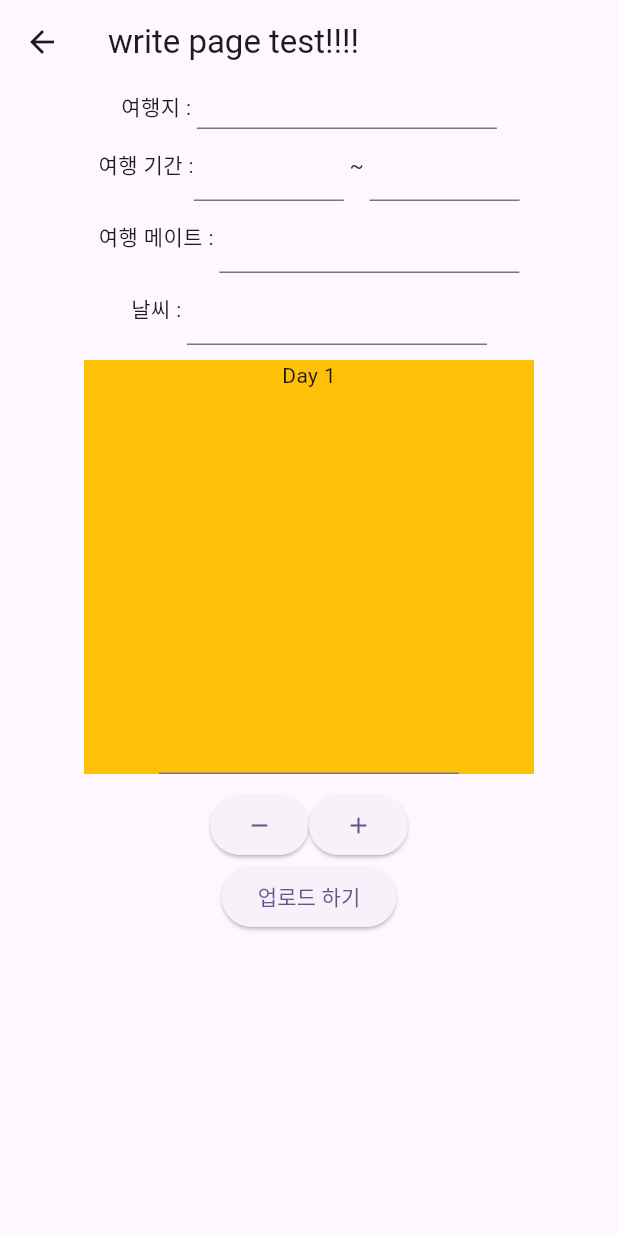
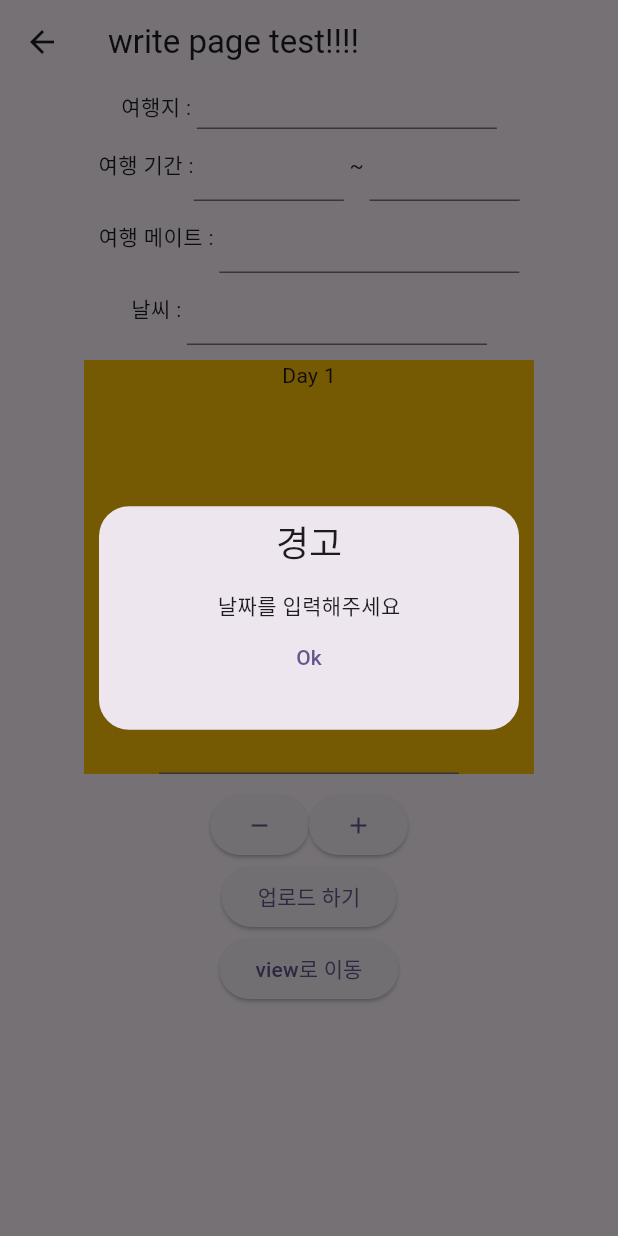
Before and after one commit to likewoody/Tree, a Flutter app: the Write screen opened directly, after a tap on "업로드 하기", on a phone screen of 412 x 824 dp. Run offline on Flutter 3.47's test engine with Material 3 defaults, Android fonts, the light colour scheme and no system bars; our stand-ins replace get, get_storage, sqflite; accounts and stored records are empty.

Commit message:
vm 분리 및 write 수정

```diff
--- a/tree/lib/home.dart
+++ b/tree/lib/home.dart
@@ -9,7 +9,6 @@ class Home extends StatelessWidget {
 
   @override
   Widget build(BuildContext context) {
-    // createDB();
     return Scaffold(
       appBar: AppBar(
         title: const Text("임의 Home 화면"),
@@ -29,8 +28,4 @@ class Home extends StatelessWidget {
       ),
     );
   }
-
-  // createDB() {
-  //   DatabaseHandler().createWriteTable();
-  // }
 }
--- a/tree/lib/view/write/write.dart
+++ b/tree/lib/view/write/write.dart
@@ -1,8 +1,9 @@
 import 'package:flutter/cupertino.dart';
 import 'package:flutter/material.dart';
 import 'package:get/get.dart';
-import 'package:td_app/model/write/writeModel.dart';
+import 'package:td_app/view/write/write_view.dart';
 import 'package:td_app/vm/database_handler.dart';
+import 'package:td_app/vm/wrire/write_vm.dart';
 
 class Write extends StatefulWidget {
   const Write({super.key});
@@ -12,17 +13,28 @@ class Write extends StatefulWidget {
 }
 
 class _WriteState extends State<Write> {
+  // textfield Controller
   late TextEditingController travelPlaceController;
   late TextEditingController day1Controller;
   late TextEditingController day2Controller;
   late TextEditingController travelMateController;
   late TextEditingController weatherController;
   late TextEditingController writeController;
+
+  // n일치의 기록을 저장할 리스트
   late List<String> writeList;
+
+  // 여행 첫째날과 마지막날
   late DateTime day1Select;
   late DateTime day2Select;
+
+  // 여행 총 일수
   late int travelDay;
+
+  // 기록 창에 띄워줄 숫자
   late int dayCnt;
+
+  // 날짜 선택 유무
   late bool dayisSelect;
 
   @override
@@ -264,33 +276,41 @@ class _WriteState extends State<Write> {
               ),
               ElevatedButton(
                 onPressed: () {
-                  // if (dayisSelect == true) {
-                  //   saveCurrentDayText();
-                  //   Get.back();
-                  // } else {
-                  //   Get.defaultDialog(
-                  //       title: "경고",
-                  //       content: Center(
-                  //         child: Column(
-                  //           children: [
-                  //             Text("날짜를 입력해주세요"),
-                  //             TextButton(onPressed: () {}, child: Text("Ok"))
-                  //           ],
-                  //         ),
-                  //       ));
-                  // }
+                  if (dayisSelect == true) {
+                    saveCurrentDayText();
+                    Get.back();
+                  } else {
+                    Get.defaultDialog(
+                        title: "경고",
+                        content: Center(
+                          child: Column(
+                            children: [
+                              Text("날짜를 입력해주세요"),
+                              TextButton(onPressed: () {}, child: Text("Ok"))
+                            ],
+                          ),
+                        ));
+                  }
                   var stringWriteList = "";
                   stringWriteList = writeList.join('/../');
-                  saveWriteInfo(
+                  var vm = WriteVm();
+                  vm.insertWrite(
                       travelPlaceController.text,
                       day1Controller.text,
                       day2Controller.text,
                       travelMateController.text,
                       weatherController.text,
                       stringWriteList);
+                  print(stringWriteList);
                 },
                 child: Text("업로드 하기"),
-              )
+              ),
+              ElevatedButton(
+                  onPressed: () {
+                    // Get.to(WriteView());
+                    // DatabaseHandler().queryWrite();
+                  },
+                  child: Text("view로 이동"))
             ],
           ),
         ),
@@ -333,17 +353,4 @@ class _WriteState extends State<Write> {
       print(travelDay);
     }
   }
-
-  saveWriteInfo(String loc, String day1, String day2, String mate,
-      String weather, String list) async {
-    var dbHandler = DatabaseHandler();
-    // await dbHandler.createWriteTable();
-    await dbHandler.insertWrite(WriteModel(
-        location: loc,
-        day1: day1,
-        day2: day2,
-        mate: mate,
-        weather: weather,
-        travelList: list));
-  }
 }
--- /dev/null
+++ b/tree/lib/vm/wrire/write_vm.dart
@@ -0,0 +1,17 @@
+import 'package:td_app/model/write/writeModel.dart';
+import 'package:td_app/vm/database_handler.dart';
+
+class WriteVm {
+  insertWrite(String loc, String day1, String day2, String mate, String weather,
+      String list) async {
+    var dbHandler = DatabaseHandler();
+    // await dbHandler.createWriteTable();
+    await dbHandler.insertWrite(WriteModel(
+        location: loc,
+        day1: day1,
+        day2: day2,
+        mate: mate,
+        weather: weather,
+        travelList: list));
+  }
+}
```
Also changed, not shown: tree/lib/model/write/writeModel.dart (+0 -11 lines), tree/lib/view/write/write_view.dart (added, +43 -0 lines), tree/lib/vm/database_handler.dart (+10 -3 lines).
